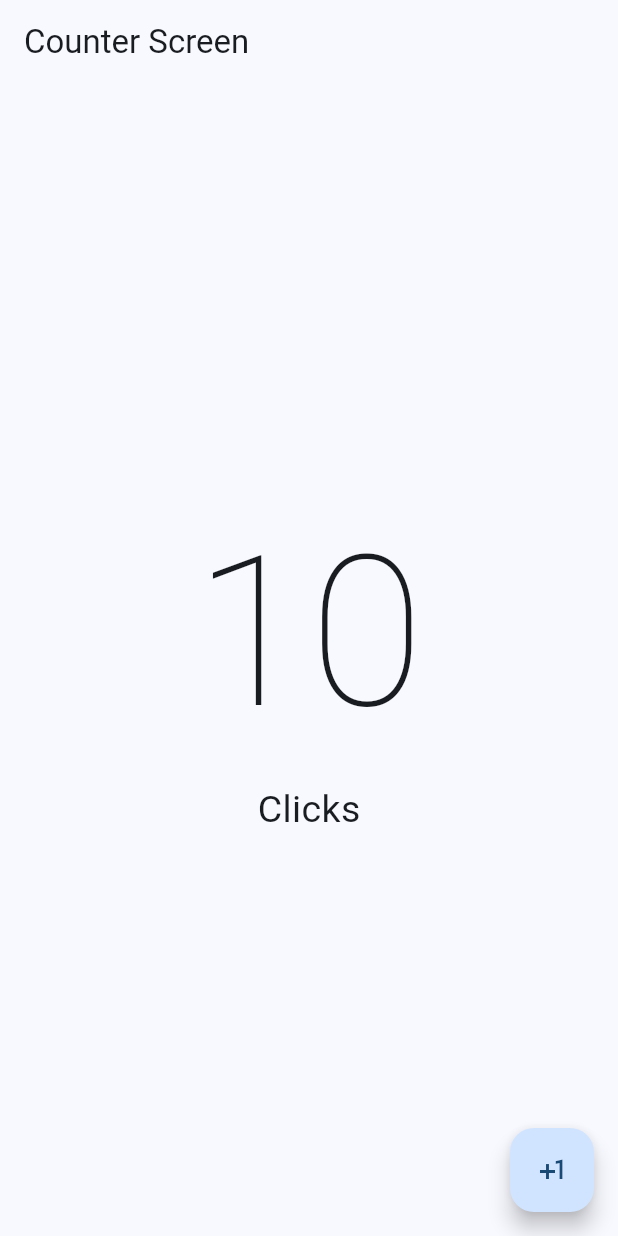
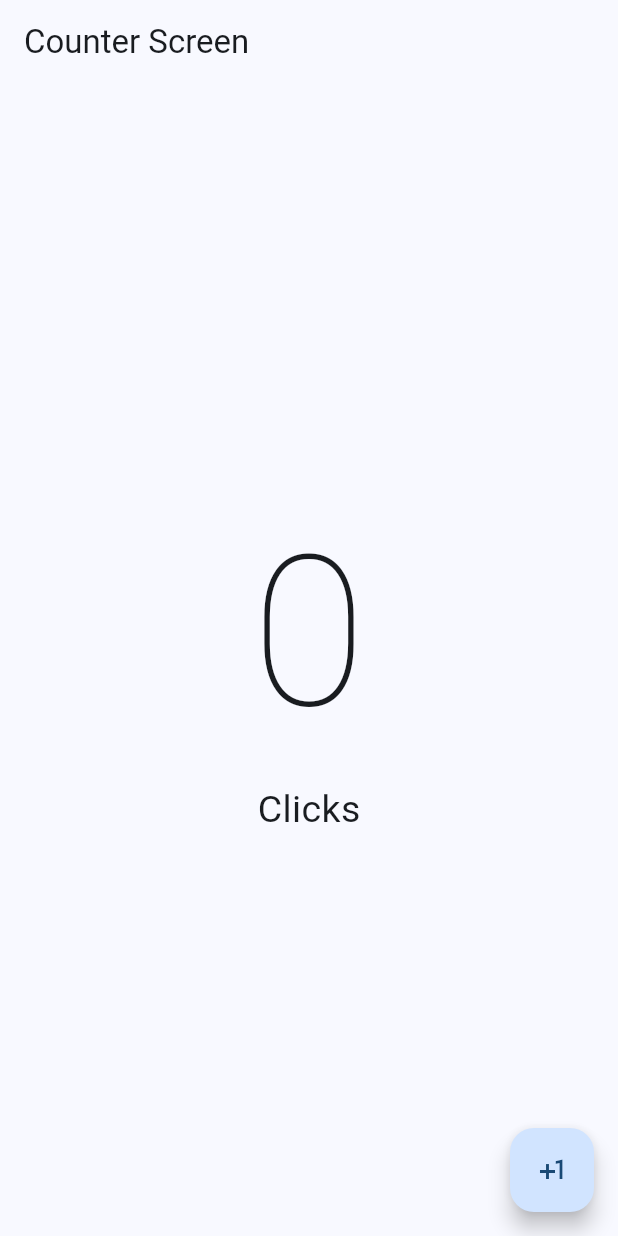
Before and after one commit to DramaQueeen26/counter_app_flutter, a Flutter app: the screen it shows after launch, on a phone screen of 412 x 824 dp. Run offline on Flutter 3.47's test engine with Material 2 defaults, Android fonts, the phone set to English and light mode, and no system bars.

Commit message:
Cambiando estado de la aplicación

```diff
--- a/lib/presentation/screens/counter/counter_screen.dart
+++ b/lib/presentation/screens/counter/counter_screen.dart
@@ -1,7 +1,16 @@
 import 'package:flutter/material.dart';
 
-class CounterScreen extends StatelessWidget {
+class CounterScreen extends StatefulWidget {
+
   const CounterScreen({super.key});
+
+  @override
+  State<CounterScreen> createState() => _CounterScreenState();
+}
+
+class _CounterScreenState extends State<CounterScreen> {
+
+  int clickCounter = 0;
 
   @override
   Widget build(BuildContext context) {
@@ -9,17 +18,19 @@ class CounterScreen extends StatelessWidget {
       appBar: AppBar(
         title: const Text('Counter Screen'),
       ),
-      body: const Center(
+      body: Center(
         child: Column(
           mainAxisAlignment: MainAxisAlignment.center,
           children: [
-            Text('10', style: TextStyle( fontSize: 140, fontWeight: FontWeight.w100 )),
-            Text('Clicks', style: TextStyle( fontSize: 25 ))
+            Text('$clickCounter', style: const TextStyle( fontSize: 140, fontWeight: FontWeight.w100 )),
+            const Text('Clicks', style: TextStyle( fontSize: 25 ))
           ],
         ),
       ),
       floatingActionButton: FloatingActionButton(
         onPressed: () {
+          clickCounter++;
+          setState((){});
         },
         child: const Icon( Icons.plus_one ),
       ),
```
